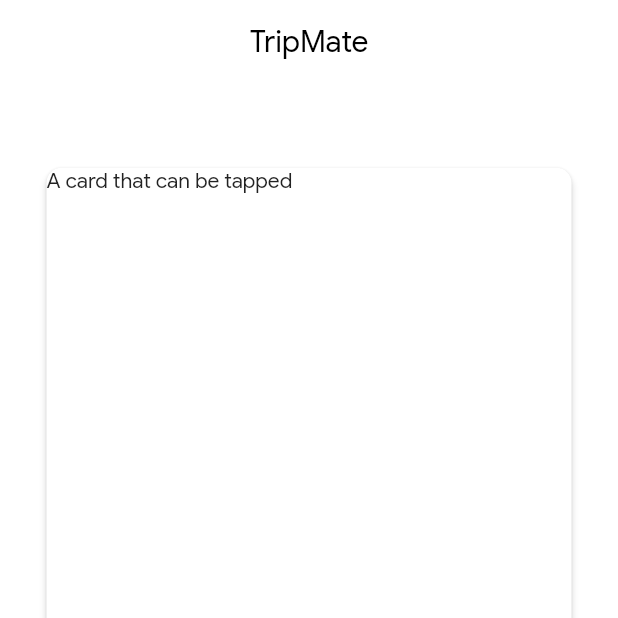
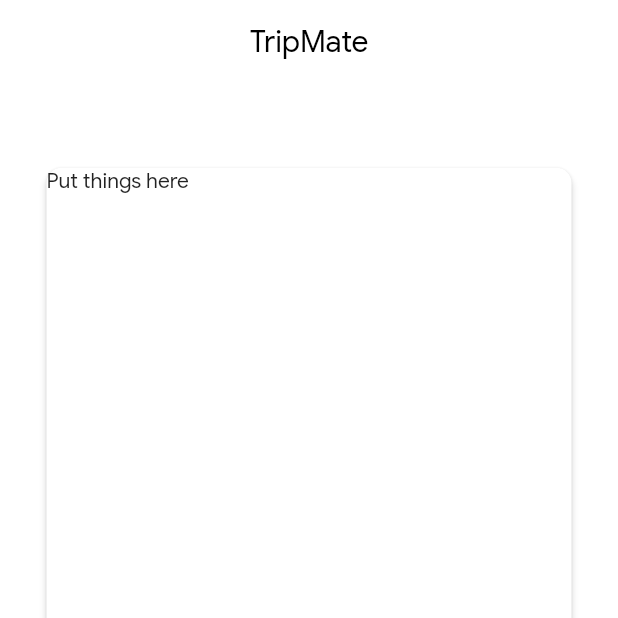
Before and after one commit to uvindukt/trip_mate, a Flutter app: the screen it shows after launch, item 3 of the bottom bar chosen, on a phone screen of 412 x 824 dp, the top half of it. Run offline on Flutter 3.47's test engine with Material 2 defaults, Android fonts, the phone set to English and light mode, and no system bars.

```diff
--- a/lib/widgets/Login.dart
+++ b/lib/widgets/Login.dart
@@ -12,7 +12,7 @@ class LoginCard extends StatelessWidget {
         child: Container(
           width: 350,
           height: 600,
-          child: Text('A card that can be tapped'),
+          child: Text('Put things here'),
         ),
       ),
     );
```
